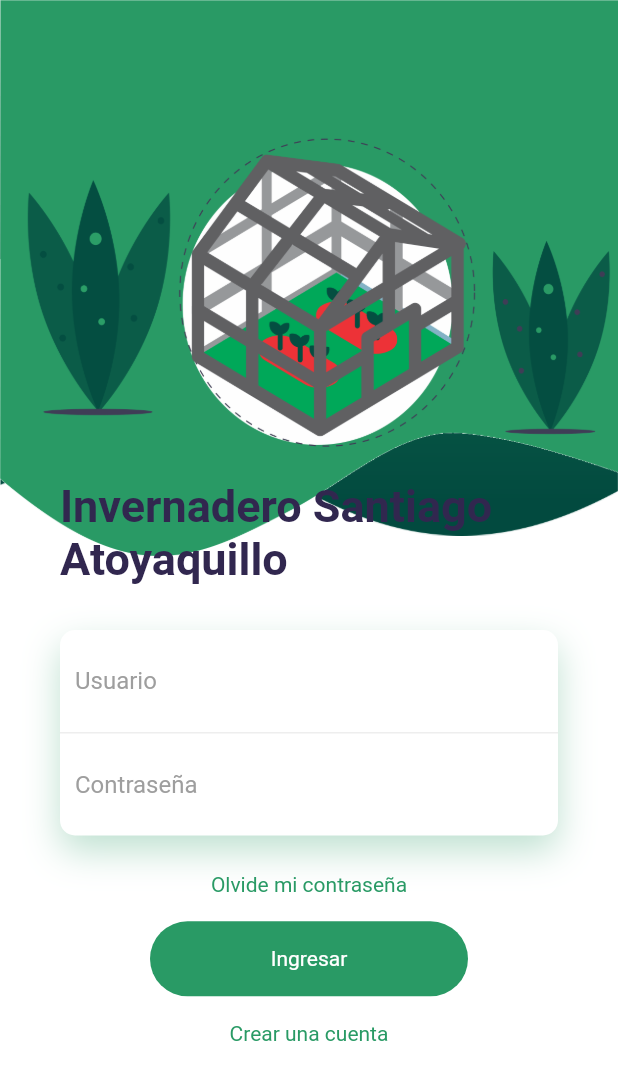
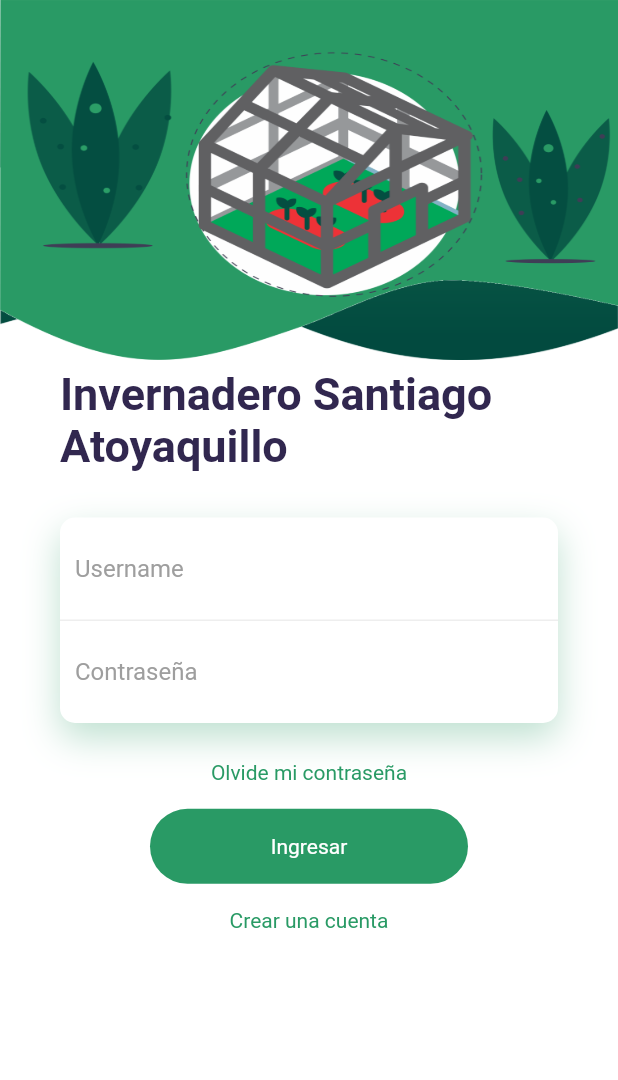
Before and after one commit to MoralesVegaEstebanAzael/app_invernadero, a Flutter app: the screen it shows after launch, on a phone screen of 412 x 824 dp. Shown: the top 1080 px of the screen. Run offline on Flutter 3.47's test engine with Material 2 defaults, Android fonts, the phone set to English and light mode, and no system bars; our stand-ins replace simple_animations.

Commit message:
login-ui

```diff
--- a/lib/main.dart
+++ b/lib/main.dart
@@ -1,5 +1,9 @@
-import 'package:app_invernadero/pages/login_page.dart';
+
+import 'package:app_invernadero/src/pages/login_page.dart';
+import 'package:app_invernadero/src/theme/theme.dart';
 import 'package:flutter/material.dart';
+
+
 
 void main() => runApp(MyApp());
 
@@ -9,10 +13,8 @@ class MyApp extends StatelessWidget {
     return MaterialApp(
       debugShowCheckedModeBanner: false,
       title: 'App Invernadero',
+      theme: miTema,
       home: LoginPage(),
-      theme: ThemeData(
-        primaryColor: Colors.green
-      ),
     );
   }
 }
--- a/lib/pages/login_page.dart
+++ /dev/null
@@ -1,258 +0,0 @@
-import 'package:app_invernadero/animation/fade_animation.dart';
-import 'package:flutter/material.dart';
-
-
-class LoginPage extends StatefulWidget {
-  @override
-  _LoginPageState createState() => _LoginPageState();
-}
-
-class _LoginPageState extends State<LoginPage> {
-  @override
-  Widget build(BuildContext context) {
-    return Scaffold(
-      backgroundColor: Colors.white,
-      body:  Stack(
-          children:<Widget>[
-            _background(context),
-            _widget(context),
-
-          ]
-        ),
-      );
-  }
-
-  Widget _background(BuildContext context){
-    final width = MediaQuery.of(context).size.width;
-    final height = MediaQuery.of(context).size.height;
-    return Container(
-      height: height*0.50,
-      child: Stack(
-        children:<Widget>[
-
-          Positioned(
-            top: -50,
-            height: height*0.494,
-            width: width,
-            child:FadeAnimation(
-              1.3,
-              Container(
-              decoration: BoxDecoration(
-                image:DecorationImage(
-                  image: AssetImage('assets/images/background.png'),
-                  fit: BoxFit.fill
-                )
-              ),
-            ),
-            )
-          ),
-          Positioned(
-            height: height*0.45,
-            width: width+20,
-            child:FadeAnimation(
-              1.5,
-              Container(
-              decoration: BoxDecoration(
-                image:DecorationImage(
-                  image: AssetImage('assets/images/background2.png'),
-                  fit: BoxFit.fill
-                )
-              ),
-            )
-            ),
-          ),
-        ]
-      ),
-    );
-  }
-
-  Widget _loginForm(BuildContext context) {
-     final size = MediaQuery.of(context).size;
-    return SingleChildScrollView(
-        child: Column(
-          children: <Widget>[
-            SafeArea(
-            child: Container(
-              height: 0.0,
-            )
-        ),
-        Container(
-          width: size.width*0.85,
-            padding: EdgeInsets.symmetric(vertical:50.0),
-            margin: EdgeInsets.symmetric(vertical:30.0),
-            decoration: BoxDecoration(
-              color : Colors.white,
-              borderRadius: BorderRadius.circular(5.0),
-              boxShadow: <BoxShadow>[
-                BoxShadow(
-                  color:Colors.black26,
-                  blurRadius: 3.0,
-                  offset : Offset(0.0,5.0),
-                  spreadRadius: 3.0
-                )
-          ]),
-         child:Column(
-              children: <Widget>[
-                Text('Login',style: TextStyle(fontSize:20.0),),
-                SizedBox(height:60.0),
-                _createUserName(),
-                SizedBox(height:30.0),
-                _createPassword(),
-                SizedBox(height:30.0),
-                _createButton()
-              ],
-            ),
-        )
-          ],
-        ),
-    );
-  }
-
-  Widget _createUserName() {
-    return Container(
-        padding: EdgeInsets.symmetric(horizontal:20.0),
-        child: TextField(
-          keyboardType : TextInputType.emailAddress,
-          decoration: InputDecoration(
-            icon: Icon(Icons.account_circle,color:Colors.green),
-            hintText: 'ejemplo@correo.com',
-            labelText: 'Usuario',
-          ),
-        ),
-      );
-  }
-
-  Widget _createPassword() {
-    return Container(
-          padding: EdgeInsets.symmetric(horizontal:20.0),
-          child: TextField(
-            obscureText: true,
-            decoration: InputDecoration(
-              icon: Icon(Icons.lock,color:Colors.green),
-              labelText: 'Contraseña',
-            ),
-
-          ),
-        );
-  }
-
-  Widget _createButton() {
-    return RaisedButton(
-          child: Container(
-            padding: EdgeInsets.symmetric(horizontal:80.0,vertical:15.0),
-            child: Text('Ingresar'),
-          ),
-          shape: RoundedRectangleBorder(
-            borderRadius: BorderRadius.circular(5.0)
-          ),
-          elevation:0.0 ,
-          color: Colors.green,
-          textColor: Colors.white,
-          onPressed: (){}
-    );
-  }
-
-
-  Widget _widget(BuildContext context){
-    final width = MediaQuery.of(context).size.width;
-    final height = MediaQuery.of(context).size.height;
-    return SingleChildScrollView(
-
-          padding: EdgeInsets.symmetric(horizontal:40,vertical:0),
-              child: Column(
-                crossAxisAlignment: CrossAxisAlignment.start,
-                children:<Widget>[
-                  SafeArea(
-                    child: Container(
-                      height: 320.0,
-                    )
-                  ),
-
-                  FadeAnimation(1.6, Text("Invernadero Santiago Atoyaquillo",style:TextStyle(color: Color.fromRGBO(49, 39, 79, 1),fontWeight: FontWeight.bold,fontSize: 30))),
-                  SizedBox(height:30),
-                  FadeAnimation(
-                    1.7,
-                    Container(
-                    decoration: BoxDecoration(
-                      borderRadius: BorderRadius.circular(10),
-                      color:Colors.white,
-                      boxShadow: [
-                        BoxShadow(
-                          color: Color.fromRGBO(41, 154, 101, .3),
-                          blurRadius: 20,
-                          offset: Offset(0,10)
-                        )
-                      ]
-                    ),
-                    child: Column(
-                      children: <Widget>[
-                        Container(
-                          padding: EdgeInsets.all(10),
-                          decoration: BoxDecoration(
-                            border: Border(bottom: BorderSide(
-                              color: Colors.grey[200]
-                            ))
-                          ),
-                          child: TextField(
-                            decoration: InputDecoration(
-                              border: InputBorder.none,
-                              hintText: "Usuario",
-                              hintStyle: TextStyle(color:Colors.grey)
-                            )
-                          ),
-                        ),
-                        GestureDetector(
-                          onTap: (){},
-                            child: Container(
-                            padding: EdgeInsets.all(10),
-                            child: TextField(
-                              decoration: InputDecoration(
-                                border: InputBorder.none,
-                                hintText: "Contraseña",
-                                hintStyle: TextStyle(color:Colors.grey)
-                              )
-                            ),
-                          ),
-                        ),
-
-                      ]
-                    ),
-                  ),
-                  ),
-
-                  SizedBox(height:height*.03),
-                  FadeAnimation(
-                    1.7,
-                    Center(child: Text("Olvide mi contraseña",style: TextStyle( color: Color.fromRGBO(41, 154, 101, 1),),)),
-                  ),
-
-                   SizedBox(height:height*0.02),
-                  FadeAnimation(
-                    1.9,
-                    Container(
-
-                     height:50,
-                     margin: EdgeInsets.symmetric(horizontal:60),
-                     decoration: BoxDecoration(
-                       borderRadius: BorderRadius.circular(50),
-                       color: Color.fromRGBO(41, 154, 101, 1)
-                     ),
-                      child: Center(
-                       child: Text("Ingresar",style: TextStyle(color: Colors.white),),
-                      ),
-
-                   ),
-                  ),
-                   SizedBox(height:height*0.02),
-                  FadeAnimation(
-                    2,
-                    Center(child: Text("Crear una cuenta",style: TextStyle(color: Color.fromRGBO(41, 154, 101, 1)))),
-                  ),
-                ]
-              ),
-
-
-    );
-  }
-
-}
--- /dev/null
+++ b/lib/src/pages/login_page.dart
@@ -0,0 +1,183 @@
+
+import 'package:app_invernadero/src/animation/fade_animation.dart';
+import 'package:flutter/material.dart';
+
+
+class LoginPage extends StatefulWidget {
+  @override
+  _LoginPageState createState() => _LoginPageState();
+}
+
+class _LoginPageState extends State<LoginPage> {
+  @override
+  Widget build(BuildContext context) {
+    return Scaffold(
+      backgroundColor: Colors.white,
+      body: SingleChildScrollView(
+          child: Column(
+          crossAxisAlignment: CrossAxisAlignment.start,
+          children: <Widget>[
+            _background(context),
+            _loginForm(context),
+          ]
+        ),
+      ),
+    );
+  }
+
+
+  Widget _background(BuildContext context){
+    final width = MediaQuery.of(context).size.width;
+    return Container(
+
+      height:245,
+      child: Stack(
+        children:<Widget>[
+          Positioned(
+            top: -50,
+            height: 290.0,
+            width: width,
+            child:FadeAnimation(
+              1.3,
+              Container(
+                decoration: BoxDecoration(
+                  image:DecorationImage(
+                    image: AssetImage('assets/images/background.png'),
+                    fit: BoxFit.fill
+                  )
+                ),
+              ),
+            )
+          ),
+          Positioned(
+
+            height:240,
+            width: width+20,
+            child:FadeAnimation(
+              1.5,
+              Container(
+                decoration: BoxDecoration(
+                  image:DecorationImage(
+                    image: AssetImage('assets/images/back.png'),
+                    fit: BoxFit.fill
+                  )
+                ),
+              )
+            ),
+          ),
+        ]
+      ),
+    );
+  }
+
+  Widget _loginForm(BuildContext context) {
+    final height = MediaQuery.of(context).size.height;
+    return  Container(
+
+      padding: EdgeInsets.symmetric(horizontal:40,vertical:0),
+        child: Column(
+
+          crossAxisAlignment: CrossAxisAlignment.start,
+          children:<Widget>[
+            FadeAnimation(1.6, Text("Invernadero Santiago Atoyaquillo",style:TextStyle(color: Color.fromRGBO(49, 39, 79, 1),fontWeight: FontWeight.bold,fontSize: 30))),
+            SizedBox(height:30),
+            FadeAnimation(
+              1.7,
+              Container(
+                decoration: BoxDecoration(
+                  borderRadius: BorderRadius.circular(10),
+                  color:Colors.white,
+                  boxShadow: [
+                    BoxShadow(
+                      color: Color.fromRGBO(41, 154, 101, .3),
+                      blurRadius: 20,
+                      offset: Offset(0,10)
+                    )
+                  ]
+                ),
+                child: Column(
+                  children: <Widget>[
+                    _inputUsername(),
+                    _inputPassword(),
+
+                  ]
+                ),
+              ),
+            ),
+            SizedBox(height:height*.03),
+            _rememberPassword(),
+            SizedBox(height:height*0.02),
+            _button(),
+            SizedBox(height:height*0.02),
+            _createAccount(),
+          ]
+        ),
+
+      );
+  }
+
+  Widget _inputUsername() {
+    return  Container(
+      padding: EdgeInsets.all(10),
+      decoration: BoxDecoration(
+        border: Border(bottom: BorderSide(
+          color: Colors.grey[200]
+        ))
+      ),
+      child: TextField(
+        decoration: InputDecoration(
+          border: InputBorder.none,
+          hintText: "Username",
+          hintStyle: TextStyle(color:Colors.grey)
+        )
+      ),
+    );
+  }
+
+  Widget _inputPassword() {
+    return Container(
+      padding: EdgeInsets.all(10),
+      child: TextField(
+        decoration: InputDecoration(
+          border: InputBorder.none,
+          hintText: "Contraseña",
+          hintStyle: TextStyle(color:Colors.grey)
+        )
+      ),
+    );
+  }
+
+  Widget _button(){
+    return FadeAnimation(
+      1.9,
+      Container(
+        height:50,
+        margin: EdgeInsets.symmetric(horizontal:60),
+        decoration: BoxDecoration(
+          borderRadius: BorderRadius.circular(50),
+          color: Color.fromRGBO(41, 154, 101, 1)
+        ),
+        child: Center(
+          child: Text("Ingresar",style: TextStyle(color: Colors.white),),
+        ),
+      ),
+    );
+  }
+
+  Widget _rememberPassword() {
+    return FadeAnimation(
+      1.7,
+      Center(child: Text("Olvide mi contraseña",style: TextStyle( color: Color.fromRGBO(41, 154, 101, 1),),)),
+    );
+  }
+
+  Widget _createAccount() {
+    return FadeAnimation(
+      2,
+      Center(child: Text("Crear una cuenta",style: TextStyle(color: Color.fromRGBO(41, 154, 101, 1)))),
+    );
+  }
+
+
+
+}
--- /dev/null
+++ b/lib/src/theme/theme.dart
@@ -0,0 +1,7 @@
+import 'package:flutter/material.dart';
+
+
+final miTema = ThemeData.light().copyWith(
+  primaryColor: Color.fromRGBO(43, 154, 101, 1),
+  accentColor: Colors.red
+);
```
Also changed, not shown: assets/images/back.png (added), lib/src/animation/fade_animation.dart (renamed from lib/animation/fade_animation.dart).
